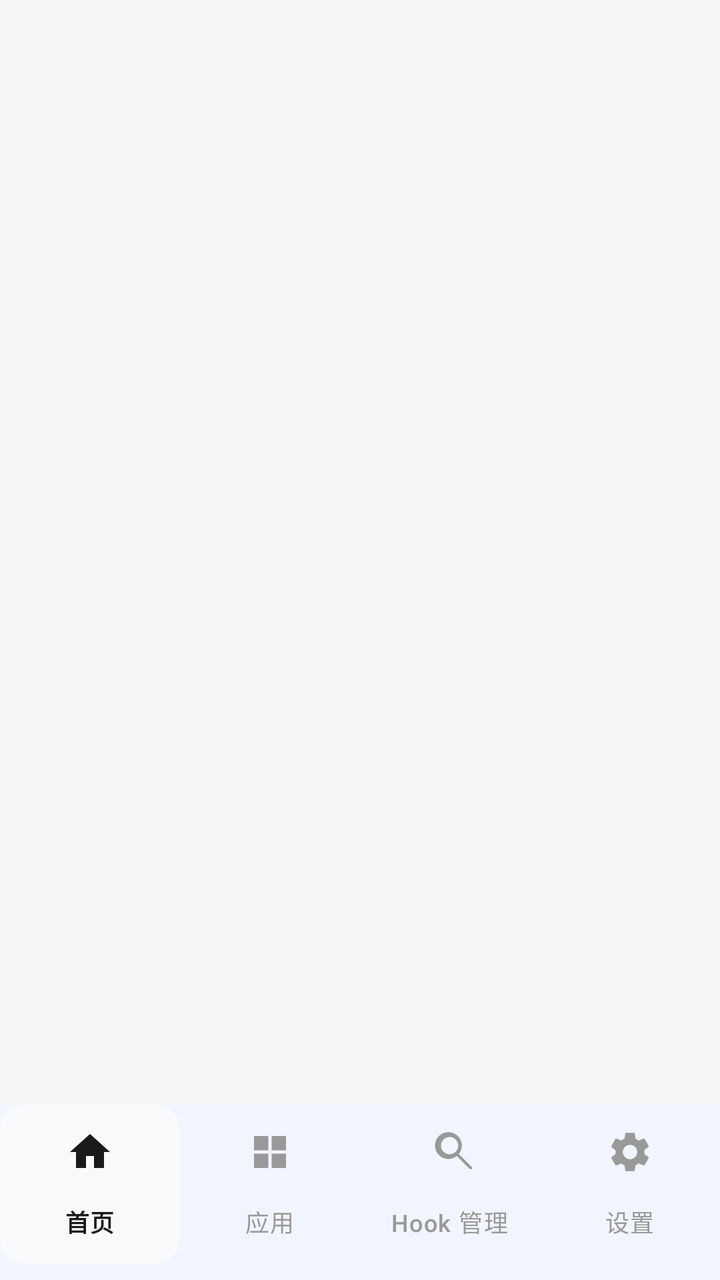
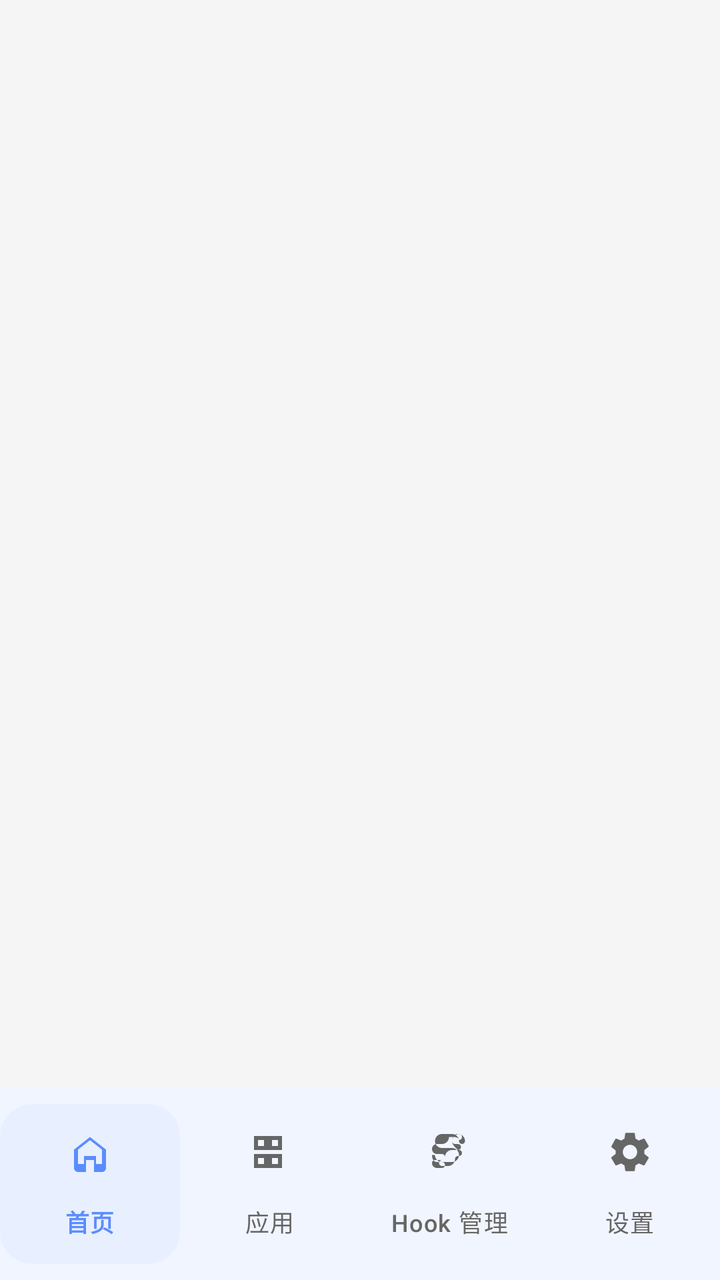

The first picture is an Android layout as it rendered before a commit; the second is the same layout after the commit. The layout source and the unified diff follow.
<!-- AndroidManifest.xml: application theme Theme.ActivityScanner -->
<!-- res/layout/activity_main.xml -->
<?xml version="1.0" encoding="utf-8"?>
<androidx.constraintlayout.widget.ConstraintLayout
    xmlns:android="http://schemas.android.com/apk/res/android"
    xmlns:app="http://schemas.android.com/apk/res-auto"
    android:layout_width="match_parent"
    android:layout_height="match_parent"
    android:background="@color/lsp_bg">

    
    <FrameLayout
        android:id="@+id/nav_host_fragment"
        android:layout_width="0dp"
        android:layout_height="0dp"
        app:layout_constraintBottom_toTopOf="@id/bottom_nav"
        app:layout_constraintEnd_toEndOf="parent"
        app:layout_constraintStart_toStartOf="parent"
        app:layout_constraintTop_toTopOf="parent" />

    
    <com.google.android.material.bottomnavigation.BottomNavigationView
        android:id="@+id/bottom_nav"
        android:layout_width="0dp"
        android:layout_height="wrap_content"
        android:background="@color/lsp_card"
        android:paddingBottom="8dp"
        app:itemIconSize="24dp"
        app:itemIconTint="@color/lsp_nav_text"
        app:itemTextColor="@color/lsp_nav_text"
        app:itemBackground="@drawable/bg_nav_item_selector"
        app:labelVisibilityMode="labeled"
        app:layout_constraintBottom_toBottomOf="parent"
        app:layout_constraintEnd_toEndOf="parent"
        app:layout_constraintStart_toStartOf="parent"
        app:menu="@menu/bottom_nav_menu" />

</androidx.constraintlayout.widget.ConstraintLayout>
<!-- resources referenced by this layout -->
<resources>
  <color name="lsp_bg">#FFF5F5F5</color>
  <color name="lsp_card">#FFFFFFFF</color>
  <!-- drawable bg_nav_item_selector (drawable) -->
  <?xml version="1.0" encoding="utf-8"?>
  <selector xmlns:android="http://schemas.android.com/apk/res/android">
      <item android:state_checked="true" android:drawable="@drawable/bg_nav_item_active" />
      <item android:drawable="@android:color/transparent" />
  </selector>
  <style name="Theme.ActivityScanner" parent="Theme.Material3.Light.NoActionBar">
          <item name="colorPrimary">@color/hyper_accent</item>
          <item name="colorPrimaryVariant">@color/hyper_accent_secondary</item>
          <item name="colorOnPrimary">@android:color/white</item>
          <item name="colorSecondary">@color/hyper_accent_tertiary</item>
          <item name="colorOnSecondary">@android:color/white</item>
          <item name="colorSurface">@color/hyper_bg_card</item>
          <item name="colorOnSurface">@color/hyper_text_primary</item>
          <item name="android:windowBackground">@color/lsp_bg</item>
          <item name="android:statusBarColor">@android:color/transparent</item>
          <item name="android:navigationBarColor">@android:color/transparent</item>
          <item name="android:windowLightStatusBar">true</item>
          <item name="android:windowDrawsSystemBarBackgrounds">true</item>
          <item name="android:colorEdgeEffect">@color/hyper_accent</item>
      </style>
  <!-- drawable bg_nav_item_active (drawable) -->
  <?xml version="1.0" encoding="utf-8"?>
  <shape xmlns:android="http://schemas.android.com/apk/res/android"
      android:shape="rectangle">
      <solid android:color="@color/lsp_bg_alt" />
      <corners android:radius="12dp" />
  </shape>
  <color name="hyper_accent">#FF5B8CFF</color>
  <color name="hyper_accent_secondary">#FF987BFF</color>
  <color name="hyper_accent_tertiary">#FF6B8DFF</color>
  <color name="hyper_bg_card">#FFFFFFFF</color>
  <color name="hyper_text_primary">#FF1D2129</color>
  <color name="lsp_bg_alt">#FFF8F9FA</color>
</resources>

<!-- the commit's change to res/layout/activity_main.xml (unified diff, before → after) -->
@@ -21,8 +21,10 @@
         android:id="@+id/bottom_nav"
         android:layout_width="0dp"
         android:layout_height="wrap_content"
-        android:background="@color/lsp_card"
+        android:background="@android:color/white"
+        android:elevation="8dp"
         android:paddingBottom="8dp"
+        android:paddingTop="8dp"
         app:itemIconSize="24dp"
         app:itemIconTint="@color/lsp_nav_text"
         app:itemTextColor="@color/lsp_nav_text"
<!-- resource entries referenced after the edit -->
@@ -1,7 +1,6 @@
 <!-- resources referenced by this layout -->
 <resources>
   <color name="lsp_bg">#FFF5F5F5</color>
-  <color name="lsp_card">#FFFFFFFF</color>
   <!-- drawable bg_nav_item_selector (drawable) -->
   <?xml version="1.0" encoding="utf-8"?>
   <selector xmlns:android="http://schemas.android.com/apk/res/android">
@@ -27,14 +26,14 @@
   <?xml version="1.0" encoding="utf-8"?>
   <shape xmlns:android="http://schemas.android.com/apk/res/android"
       android:shape="rectangle">
-      <solid android:color="@color/lsp_bg_alt" />
-      <corners android:radius="12dp" />
+      <solid android:color="@color/hyper_accent_light" />
+      <corners android:radius="16dp" />
   </shape>
   <color name="hyper_accent">#FF5B8CFF</color>
   <color name="hyper_accent_secondary">#FF987BFF</color>
   <color name="hyper_accent_tertiary">#FF6B8DFF</color>
   <color name="hyper_bg_card">#FFFFFFFF</color>
   <color name="hyper_text_primary">#FF1D2129</color>
-  <color name="lsp_bg_alt">#FFF8F9FA</color>
+  <color name="hyper_accent_light">#FFE8F0FF</color>
 </resources>
 
